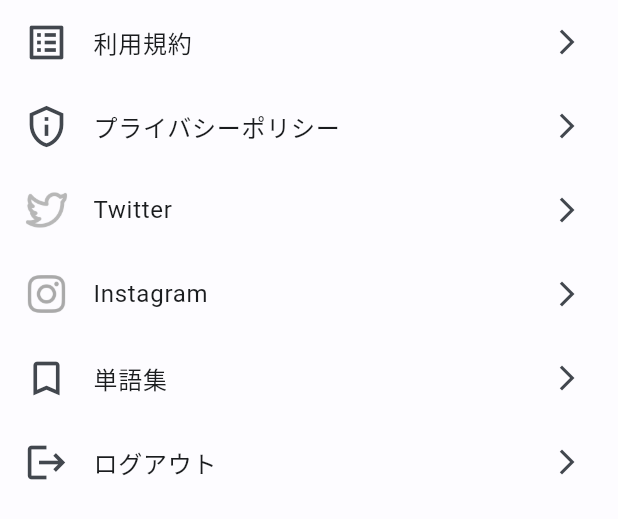
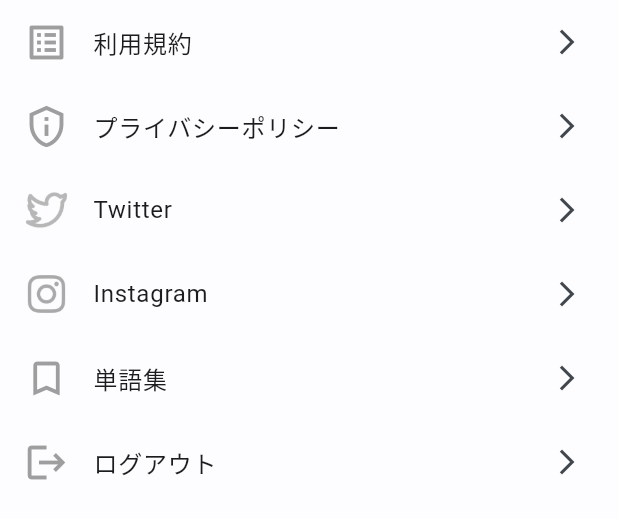
Before and after one commit to Koichi5/quiz_app_ios, a Flutter app: the SettingScreen widget shown alone on an empty page, opened directly, on a phone screen of 412 x 824 dp. Shown: the top 519 px of the screen. Run offline on Flutter 3.47's test engine with Material 2 defaults, Android fonts, the phone set to English and light mode, and no system bars; our stand-ins replace bordered_text, bottom_navy_bar, cloud_firestore, expandable, firebase_auth, firebase_core and 9 more; missing offline and left inert: app_tracking_transparency; accounts and stored records are empty.

Commit message:
edit setting icons

```diff
--- a/lib/presentation/screens/setting_screen.dart
+++ b/lib/presentation/screens/setting_screen.dart
@@ -28,20 +28,24 @@ class SettingScreen extends HookConsumerWidget {
     const Icon(
       Icons.list_alt,
       size: 30,
+      color: Colors.grey,
     ),
     const Icon(
       Icons.privacy_tip_outlined,
       size: 30,
+      color: Colors.grey,
     ),
     Image.asset(width: 30, height: 30, "assets/images/twitter.png"),
     Image.asset(width: 30, height: 30, "assets/images/instagram.png"),
     const Icon(
       Icons.bookmark_outline,
       size: 30,
+      color: Colors.grey,
     ),
     const Icon(
       Icons.logout,
       size: 30,
+      color: Colors.grey,
     )
   ];
 
```
